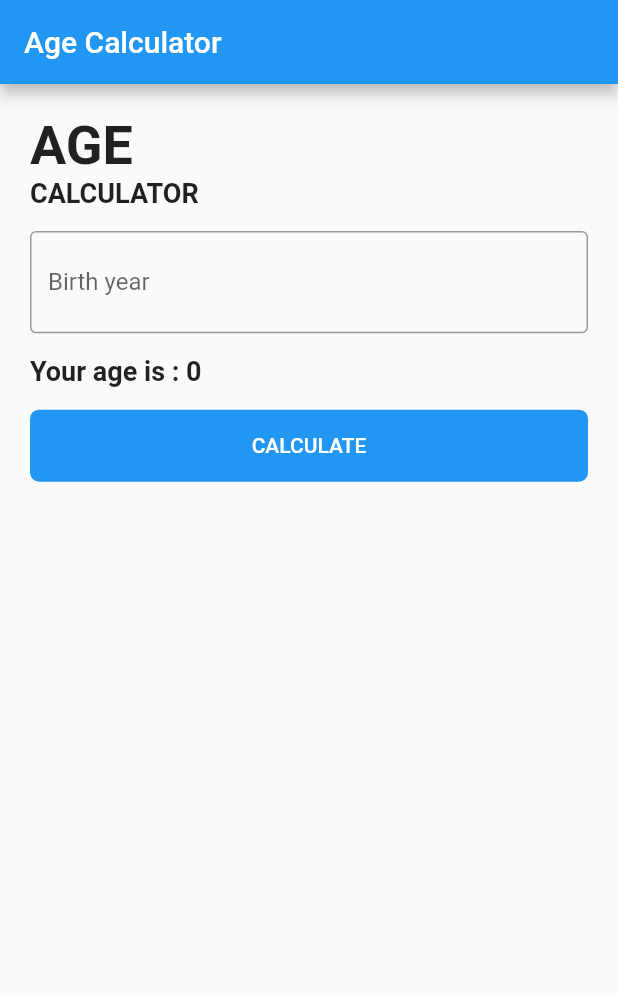
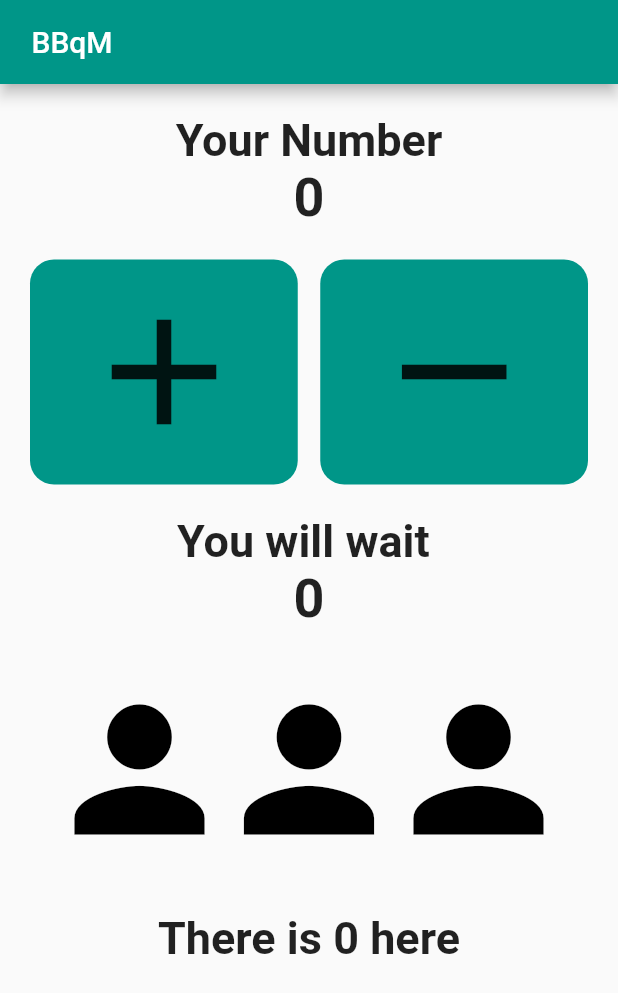
Before and after one commit to amrawni33/tasks, a Flutter app: the screen it shows after launch, on a phone screen of 412 x 824 dp. Shown: the top 993 px of the screen. Run offline on Flutter 3.47's test engine with Material 2 defaults, Android fonts, the phone set to English and light mode, and no system bars.

Commit message:
almost done

```diff
--- a/lib/main.dart
+++ b/lib/main.dart
@@ -1,4 +1,5 @@
 import 'package:flutter/material.dart';
+import 'package:tasks/modules/ui_screen_chosen/ui_screen1.dart';
 
 import 'modules/age_calculator/age_calculator_app.dart';
 
@@ -12,8 +13,8 @@ class MyApp extends StatelessWidget {
   // This widget is the root of your application.
   @override
   Widget build(BuildContext context) {
-    return const MaterialApp(
-      home: AgeCalculator(),
+    return  MaterialApp(
+      home: UiScreen(),
       debugShowCheckedModeBanner: false,
     );
   }
--- a/lib/modules/ui_screen_chosen/ui_screen1.dart
+++ b/lib/modules/ui_screen_chosen/ui_screen1.dart
@@ -0,0 +1,192 @@
+import 'package:flutter/material.dart';
+
+class UiScreen extends StatefulWidget {
+  UiScreen({Key? key}) : super(key: key);
+
+  @override
+  State<UiScreen> createState() => _UiScreenState();
+}
+
+class _UiScreenState extends State<UiScreen> {
+  int Pcount = 0;
+
+  int Tcount = 0;
+
+  int Wtime() {
+    if (Pcount > 0) return (3 * (Pcount + Tcount - 1) / Tcount).round();
+    return 0;
+  }
+
+  int t1IsHere = 0;
+  bool t1() => t1IsHere == 0 ? false : true;
+  int t2IsHere = 0;
+  bool t2() => t2IsHere == 0 ? false : true;
+  int t3IsHere = 0;
+  bool t3() => t3IsHere == 0 ? false : true;
+  int teller() {
+    return t1IsHere + t2IsHere + t3IsHere;
+  }
+
+  @override
+  Widget build(BuildContext context) {
+    return Scaffold(
+      appBar: AppBar(
+        backgroundColor: Colors.teal,
+        title: const Text(
+          ' BBqM',
+        ),
+      ),
+      body: Padding(
+        padding: const EdgeInsets.all(20.0),
+        child: Column(
+          crossAxisAlignment: CrossAxisAlignment.center,
+          children: [
+            const Text(
+              'Your Number',
+              style: TextStyle(
+                fontWeight: FontWeight.w700,
+                fontSize: 30.0,
+              ),
+            ),
+            Text(
+              '$Pcount',
+              style: const TextStyle(
+                fontSize: 36.0,
+                fontWeight: FontWeight.bold,
+              ),
+            ),
+            const SizedBox(
+              height: 20.0,
+            ),
+            Row(
+              children: [
+                Expanded(
+                  child: GestureDetector(
+                    onTap: (){
+                      setState(() {
+                          Pcount++;
+                      });
+                    },
+                    child: Container(
+                        width: 150.0,
+                        height: 150.0,
+                        decoration: BoxDecoration(
+                            color: Colors.teal,
+                            borderRadius: BorderRadius.circular(16.0)),
+                        child: const Icon(
+                          Icons.add,
+                          size: 120.0,
+                        )),
+                  ),
+                ),
+                const SizedBox(
+                  width: 15.0,
+                ),
+                Expanded(
+                  child: GestureDetector(
+                    onTap: () {},
+                    child: Container(
+                        width: 150.0,
+                        height: 150.0,
+                        decoration: BoxDecoration(
+                            color: Colors.teal,
+                            borderRadius: BorderRadius.circular(16.0)),
+                        child: const Icon(
+                          Icons.remove,
+                          size: 120.0,
+                        )),
+                  ),
+                ),
+              ],
+            ),
+            const SizedBox(
+              height: 20.0,
+            ),
+            const Text(
+              'You will wait ',
+              style: TextStyle(
+                fontWeight: FontWeight.w700,
+                fontSize: 30.0,
+              ),
+            ),
+            Text(
+              '${Wtime()}',
+              style: const TextStyle(
+                fontSize: 36.0,
+                fontWeight: FontWeight.bold,
+              ),
+            ),
+            const SizedBox(
+              height: 20.0,
+            ),
+            Row(
+              children: [
+                IconButton(
+                    onPressed: () {
+                      setState(() {
+                        if (t1IsHere == 0) {
+                          t1IsHere = 1;
+                        } else if (t1IsHere == 1) {
+                          t1IsHere = 0;
+                        }
+                      });
+                    },
+                    icon: Icon(
+                      Icons.person,
+                      size: 130.0,
+                      color: t1() ? Colors.teal : Colors.black,
+                    )),
+                const SizedBox(
+                  width: 65.0,
+                ),
+                IconButton(
+                    onPressed: () {
+                      setState(() {
+                        if (t2IsHere == 0) {
+                          t2IsHere = 1;
+                        } else if (t2IsHere == 1) {
+                          t2IsHere = 0;
+                        }
+                      });
+                    },
+                    icon: Icon(
+                      Icons.person,
+                      size: 130.0,
+                      color: t2() ? Colors.teal : Colors.black,
+                    )),
+                const SizedBox(
+                  width: 65.0,
+                ),
+                IconButton(
+                    onPressed: () {
+                      setState(() {
+                        if (t3IsHere == 0) {
+                          t3IsHere = 1;
+                        } else if (t3IsHere == 1) {
+                          t3IsHere = 0;
+                        }
+                      });
+                    },
+                    icon: Icon(
+                      Icons.person,
+                      size: 130.0,
+                      color: t3() ? Colors.teal : Colors.black,
+                    )),
+              ],
+            ),
+            const SizedBox(
+              height: 120.0,
+            ),
+            Text(
+              'There is ${teller()} here',
+              style: const TextStyle(
+                fontWeight: FontWeight.w700,
+                fontSize: 30.0,
+              ),
+            ),
+          ],
+        ),
+      ),
+    );
+  }
+}
```
